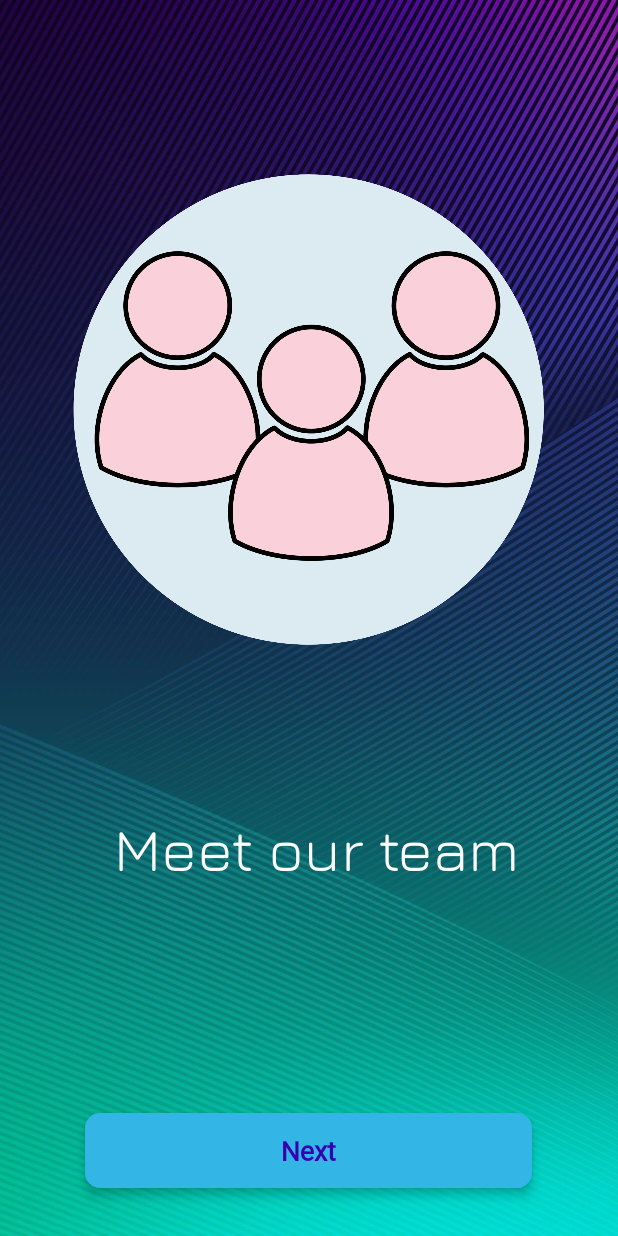
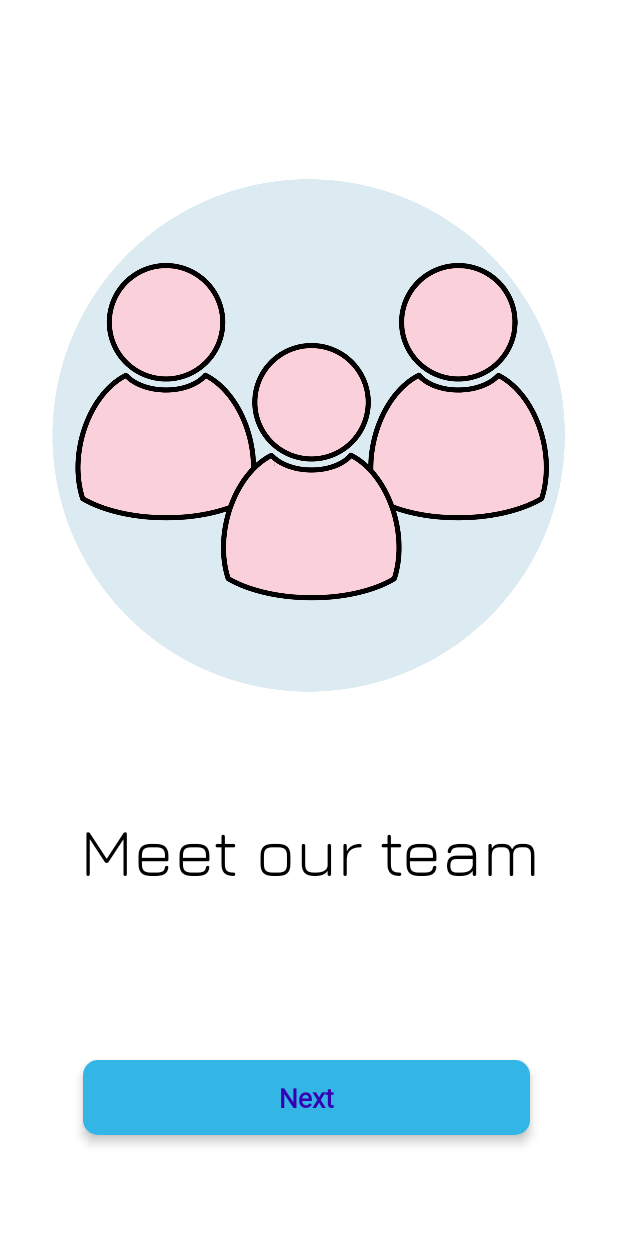
Before and after one commit to mpasko90/GroupApplication, an Android app: the screen it shows after launch (FirstActivity), on a phone screen of 412 x 824 dp. Run offline under Robolectric (Android 15) with nearby library versions, the phone set to English and light mode, and no system bars.

Commit message:
Zmiana tła w activities, podmiana obrazka team

```diff
--- a/app/src/main/res/layout/activity_first.xml
+++ b/app/src/main/res/layout/activity_first.xml
@@ -4,13 +4,13 @@
     xmlns:tools="http://schemas.android.com/tools"
     android:layout_width="match_parent"
     android:layout_height="match_parent"
-    android:background="@drawable/background"
+    android:background="@drawable/White_Background"
     tools:context=".FirstActivity" >
 
     <ImageView
         android:id="@+id/teamImg"
-        android:layout_width="350dp"
-        android:layout_height="350dp"
+        android:layout_width="394dp"
+        android:layout_height="381dp"
         android:layout_marginTop="80dp"
         android:contentDescription="@string/strHello"
         app:layout_constraintBottom_toTopOf="@+id/ourTeam"
@@ -23,20 +23,19 @@
 
     <TextView
         android:id="@+id/ourTeam"
-        android:layout_width="340dp"
-        android:layout_height="67dp"
+        android:layout_width="347dp"
+        android:layout_height="73dp"
         android:fontFamily="@font/jura"
         android:padding="10dp"
         android:text="@string/strHello"
         android:textAlignment="center"
-        android:textColor="@color/white"
-        android:textSize="40sp"
+        android:textColor="@color/black"
+        android:textSize="45sp"
         app:layout_constraintBottom_toBottomOf="parent"
         app:layout_constraintEnd_toEndOf="parent"
-        app:layout_constraintHorizontal_bias="0.563"
         app:layout_constraintStart_toStartOf="parent"
         app:layout_constraintTop_toTopOf="parent"
-        app:layout_constraintVertical_bias="0.697" />
+        app:layout_constraintVertical_bias="0.7" />
 
     <androidx.constraintlayout.widget.ConstraintLayout
         android:id="@+id/nextBtn1"
@@ -46,9 +45,10 @@
         android:elevation="4dp"
         app:layout_constraintBottom_toBottomOf="parent"
         app:layout_constraintEnd_toEndOf="@+id/teamImg"
+        app:layout_constraintHorizontal_bias="0.489"
         app:layout_constraintStart_toStartOf="@+id/teamImg"
         app:layout_constraintTop_toBottomOf="@+id/ourTeam"
-        app:layout_constraintVertical_bias="0.822">
+        app:layout_constraintVertical_bias="0.615">
 
         <TextView
             android:id="@+id/textNext"
--- a/app/src/main/res/layout/activity_second.xml
+++ b/app/src/main/res/layout/activity_second.xml
@@ -6,7 +6,7 @@
     android:layout_width="match_parent"
     android:layout_height="match_parent"
     tools:context=".SecondActivity"
-    android:background="@drawable/background">
+    android:background="@drawable/White_Background">
   <TextView
       android:id="@+id/getInspired"
       android:layout_width="wrap_content"
--- a/app/src/main/res/layout/activity_third.xml
+++ b/app/src/main/res/layout/activity_third.xml
@@ -5,7 +5,7 @@
     android:layout_width="match_parent"
     android:layout_height="match_parent"
     tools:context=".ThirdActivity"
-    android:background="@drawable/background"
+    android:background="@drawable/White_Background"
     >
     <TextView
         android:id="@+id/play"
```
Also changed, not shown: app/src/main/res/drawable-v24/White_Background.jpg (added), app/src/main/res/drawable-v24/team2.png (added).
